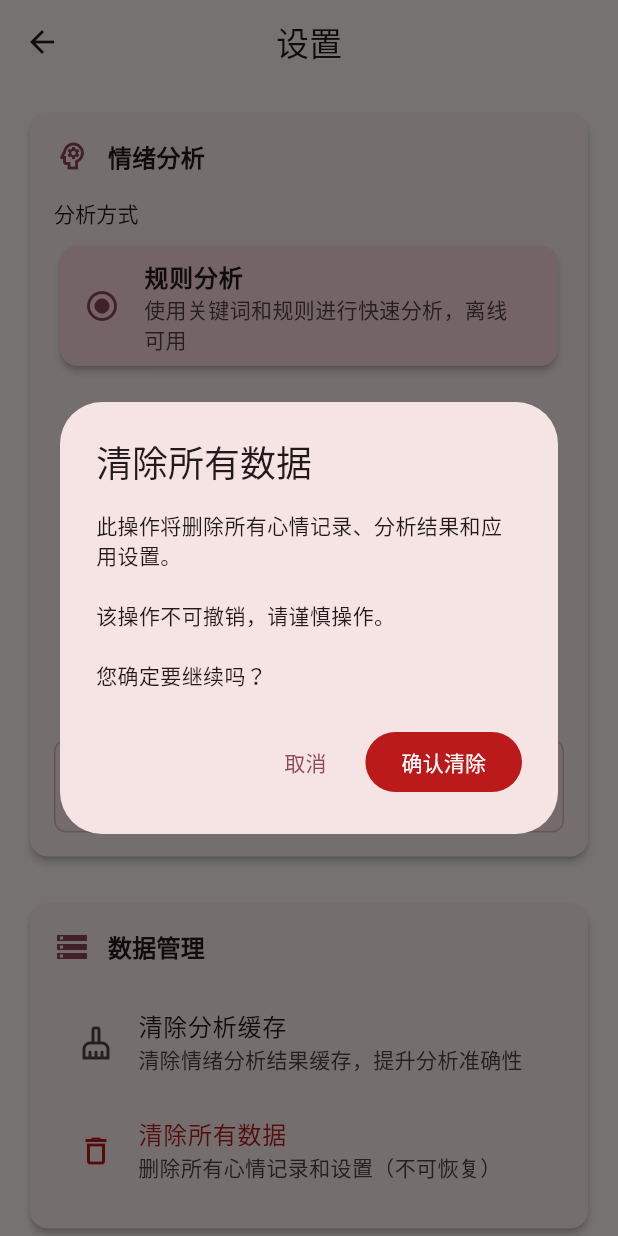
After one commit to KinomotoMio/Moodiary, a Flutter app: the SettingsScreen screen opened directly, after a tap on "清除所有数据", on a phone screen of 412 x 824 dp. The commit adds this screen. Run offline on Flutter 3.47's test engine with Material 3 defaults, Android fonts, the phone set to English and light mode, and no system bars; our stand-ins replace dio, event_bus, fl_chart, image_picker, shared_preferences; accounts and stored records are empty.

Commit message:
feat(ui): add settings screen with Material 3 design
- Create comprehensive settings screen with modern UI
- Add settings navigation entry in home screen AppBar
- Initialize SettingsService in main app startup
- Implement analysis method selection with visual feedback
- Add analysis strategy status display with real-time updates
- Include data management options (cache clearing)
- Add developer tools section for debugging
- Support Material 3 design patterns and accessibility
- Handle loading states and error scenarios gracefully

```diff
--- a/lib/main.dart
+++ b/lib/main.dart
@@ -3,6 +3,7 @@ import 'package:intl/date_symbol_data_local.dart';
 import 'app.dart';
 import 'services/storage_service.dart';
 import 'services/fragment_storage_service.dart';
+import 'services/settings_service.dart';
 
 void main() async {
   WidgetsFlutterBinding.ensureInitialized();
@@ -18,6 +19,7 @@ void main() async {
   // 初始化存储服务
   await StorageService.instance.initialize();
   await FragmentStorageService.instance.initialize();
+  await SettingsService.instance.initialize();
 
   runApp(const MoodiaryApp());
 }
--- a/lib/screens/home_screen.dart
+++ b/lib/screens/home_screen.dart
@@ -9,6 +9,7 @@ import '../widgets/fragment_card.dart';
 import '../events/app_events.dart';
 import 'add_mood_screen.dart';
 import 'mood_detail_screen.dart';
+import 'settings_screen.dart';
 
 class HomeScreen extends StatefulWidget {
   const HomeScreen({super.key});
@@ -199,6 +200,14 @@ class _HomeScreenState extends State<HomeScreen> {
         centerTitle: true,
         elevation: 0,
         actions: [
+          // 设置按钮
+          IconButton(
+            icon: const Icon(Icons.settings_outlined),
+            onPressed: () => Navigator.of(context).push(
+              MaterialPageRoute(builder: (context) => const SettingsScreen()),
+            ),
+            tooltip: '设置',
+          ),
           // 临时：添加测试数据按钮
           IconButton(
             icon: const Icon(Icons.data_array),
--- /dev/null
+++ b/lib/screens/settings_screen.dart
@@ -0,0 +1,505 @@
+import 'package:flutter/material.dart';
+import '../services/settings_service.dart';
+import '../services/emotion_service.dart';
+import '../enums/analysis_method.dart';
+
+/// 设置页面
+///
+/// 提供用户配置选项，包括：
+/// - 情绪分析方式选择
+/// - AI服务配置
+/// - 数据管理
+/// - 应用信息
+class SettingsScreen extends StatefulWidget {
+  const SettingsScreen({super.key});
+
+  @override
+  State<SettingsScreen> createState() => _SettingsScreenState();
+}
+
+class _SettingsScreenState extends State<SettingsScreen> {
+  final SettingsService _settingsService = SettingsService.instance;
+  final EmotionService _emotionService = EmotionService.instance;
+
+  bool _isLoading = true;
+  AnalysisStrategyStatus? _strategyStatus;
+
+  @override
+  void initState() {
+    super.initState();
+    _loadSettings();
+  }
+
+  Future<void> _loadSettings() async {
+    setState(() {
+      _isLoading = true;
+    });
+
+    try {
+      // 获取分析策略状态
+      final status = await _emotionService.getStrategyStatus();
+      setState(() {
+        _strategyStatus = status;
+        _isLoading = false;
+      });
+    } catch (e) {
+      setState(() {
+        _isLoading = false;
+      });
+      if (mounted) {
+        _showErrorSnackBar('加载设置失败: $e');
+      }
+    }
+  }
+
+  void _showErrorSnackBar(String message) {
+    ScaffoldMessenger.of(context).showSnackBar(
+      SnackBar(
+        content: Text(message),
+        backgroundColor: Theme.of(context).colorScheme.error,
+      ),
+    );
+  }
+
+  void _showSuccessSnackBar(String message) {
+    ScaffoldMessenger.of(context).showSnackBar(
+      SnackBar(
+        content: Text(message),
+        backgroundColor: Theme.of(context).colorScheme.primary,
+      ),
+    );
+  }
+
+  @override
+  Widget build(BuildContext context) {
+    return Scaffold(
+      appBar: AppBar(
+        title: const Text('设置'),
+        centerTitle: true,
+        elevation: 0,
+      ),
+      body: _isLoading
+        ? const Center(child: CircularProgressIndicator())
+        : RefreshIndicator(
+            onRefresh: _loadSettings,
+            child: SingleChildScrollView(
+              physics: const AlwaysScrollableScrollPhysics(),
+              padding: const EdgeInsets.all(16),
+              child: Column(
+                crossAxisAlignment: CrossAxisAlignment.start,
+                children: [
+                  _buildAnalysisSection(),
+                  const SizedBox(height: 24),
+                  _buildDataSection(),
+                  const SizedBox(height: 24),
+                  _buildAboutSection(),
+                  const SizedBox(height: 24),
+                  _buildDeveloperSection(),
+                ],
+              ),
+            ),
+          ),
+    );
+  }
+
+  /// 情绪分析设置区域
+  Widget _buildAnalysisSection() {
+    return Card(
+      child: Padding(
+        padding: const EdgeInsets.all(16),
+        child: Column(
+          crossAxisAlignment: CrossAxisAlignment.start,
+          children: [
+            Row(
+              children: [
+                Icon(
+                  Icons.psychology_outlined,
+                  color: Theme.of(context).colorScheme.primary,
+                ),
+                const SizedBox(width: 12),
+                Text(
+                  '情绪分析',
+                  style: Theme.of(context).textTheme.titleMedium?.copyWith(
+                    fontWeight: FontWeight.bold,
+                  ),
+                ),
+              ],
+            ),
+            const SizedBox(height: 16),
+
+            // 分析方式选择
+            _buildAnalysisMethodSelector(),
+
+            const SizedBox(height: 16),
+
+            // 分析状态显示
+            _buildAnalysisStatus(),
+          ],
+        ),
+      ),
+    );
+  }
+
+  /// 分析方式选择器
+  Widget _buildAnalysisMethodSelector() {
+    final currentMethod = _settingsService.analysisMethod;
+
+    return Column(
+      crossAxisAlignment: CrossAxisAlignment.start,
+      children: [
+        Text(
+          '分析方式',
+          style: Theme.of(context).textTheme.titleSmall,
+        ),
+        const SizedBox(height: 8),
+        ...AnalysisMethod.values.map((method) =>
+          _buildAnalysisMethodTile(method, currentMethod),
+        ),
+      ],
+    );
+  }
+
+  /// 分析方式选项
+  Widget _buildAnalysisMethodTile(AnalysisMethod method, AnalysisMethod currentMethod) {
+    final isSelected = method == currentMethod;
+    final isAvailable = method.isAvailable;
+
+    return Padding(
+      padding: const EdgeInsets.only(bottom: 8),
+      child: Card(
+        elevation: isSelected ? 2 : 0,
+        color: isSelected
+          ? Theme.of(context).colorScheme.primaryContainer
+          : null,
+        child: ListTile(
+          leading: Icon(
+            isSelected ? Icons.radio_button_checked : Icons.radio_button_unchecked,
+            color: isAvailable
+              ? (isSelected ? Theme.of(context).colorScheme.primary : null)
+              : Theme.of(context).disabledColor,
+          ),
+          title: Text(
+            method.displayName,
+            style: TextStyle(
+              fontWeight: isSelected ? FontWeight.bold : FontWeight.normal,
+              color: isAvailable ? null : Theme.of(context).disabledColor,
+            ),
+          ),
+          subtitle: Column(
+            crossAxisAlignment: CrossAxisAlignment.start,
+            children: [
+              Text(
+                method.description,
+                style: TextStyle(
+                  color: isAvailable ? null : Theme.of(context).disabledColor,
+                ),
+              ),
+              if (!isAvailable) ...[
+                const SizedBox(height: 4),
+                Container(
+                  padding: const EdgeInsets.symmetric(horizontal: 8, vertical: 2),
+                  decoration: BoxDecoration(
+                    color: Theme.of(context).colorScheme.outline.withValues(alpha: 0.2),
+                    borderRadius: BorderRadius.circular(12),
+                  ),
+                  child: Text(
+                    '开发中',
+                    style: TextStyle(
+                      fontSize: 12,
+                      color: Theme.of(context).colorScheme.outline,
+                    ),
+                  ),
+                ),
+              ],
+            ],
+          ),
+          enabled: isAvailable,
+          onTap: isAvailable ? () => _changeAnalysisMethod(method) : null,
+        ),
+      ),
+    );
+  }
+
+  /// 分析状态显示
+  Widget _buildAnalysisStatus() {
+    if (_strategyStatus == null) return const SizedBox.shrink();
+
+    final status = _strategyStatus!;
+    final isHealthy = status.isAvailable;
+
+    return Container(
+      padding: const EdgeInsets.all(12),
+      decoration: BoxDecoration(
+        color: isHealthy
+          ? Theme.of(context).colorScheme.primaryContainer.withValues(alpha: 0.3)
+          : Theme.of(context).colorScheme.errorContainer.withValues(alpha: 0.3),
+        borderRadius: BorderRadius.circular(8),
+        border: Border.all(
+          color: isHealthy
+            ? Theme.of(context).colorScheme.primary.withValues(alpha: 0.3)
+            : Theme.of(context).colorScheme.error.withValues(alpha: 0.3),
+        ),
+      ),
+      child: Row(
+        children: [
+          Icon(
+            isHealthy ? Icons.check_circle_outlined : Icons.warning_outlined,
+            color: isHealthy
+              ? Theme.of(context).colorScheme.primary
+              : Theme.of(context).colorScheme.error,
+            size: 20,
+          ),
+          const SizedBox(width: 8),
+          Expanded(
+            child: Column(
+              crossAxisAlignment: CrossAxisAlignment.start,
+              children: [
+                Text(
+                  '当前状态',
+                  style: Theme.of(context).textTheme.bodySmall,
+                ),
+                Text(
+                  status.statusMessage,
+                  style: Theme.of(context).textTheme.bodyMedium?.copyWith(
+                    fontWeight: FontWeight.w500,
+                  ),
+                ),
+              ],
+            ),
+          ),
+        ],
+      ),
+    );
+  }
+
+  /// 数据管理区域
+  Widget _buildDataSection() {
+    return Card(
+      child: Padding(
+        padding: const EdgeInsets.all(16),
+        child: Column(
+          crossAxisAlignment: CrossAxisAlignment.start,
+          children: [
+            Row(
+              children: [
+                Icon(
+                  Icons.storage_outlined,
+                  color: Theme.of(context).colorScheme.primary,
+                ),
+                const SizedBox(width: 12),
+                Text(
+                  '数据管理',
+                  style: Theme.of(context).textTheme.titleMedium?.copyWith(
+                    fontWeight: FontWeight.bold,
+                  ),
+                ),
+              ],
+            ),
+            const SizedBox(height: 16),
+
+            ListTile(
+              leading: const Icon(Icons.cleaning_services_outlined),
+              title: const Text('清除分析缓存'),
+              subtitle: const Text('清除情绪分析结果缓存，提升分析准确性'),
+              onTap: _clearAnalysisCache,
+            ),
+
+            ListTile(
+              leading: Icon(
+                Icons.delete_outline,
+                color: Theme.of(context).colorScheme.error,
+              ),
+              title: Text(
+                '清除所有数据',
+                style: TextStyle(
+                  color: Theme.of(context).colorScheme.error,
+                ),
+              ),
+              subtitle: const Text('删除所有心情记录和设置（不可恢复）'),
+              onTap: _showClearAllDataDialog,
+            ),
+          ],
+        ),
+      ),
+    );
+  }
+
+  /// 关于区域
+  Widget _buildAboutSection() {
+    return Card(
+      child: Padding(
+        padding: const EdgeInsets.all(16),
+        child: Column(
+          crossAxisAlignment: CrossAxisAlignment.start,
+          children: [
+            Row(
+              children: [
+                Icon(
+                  Icons.info_outlined,
+                  color: Theme.of(context).colorScheme.primary,
+                ),
+                const SizedBox(width: 12),
+                Text(
+                  '关于',
+                  style: Theme.of(context).textTheme.titleMedium?.copyWith(
+                    fontWeight: FontWeight.bold,
+                  ),
+                ),
+              ],
+            ),
+            const SizedBox(height: 16),
+
+            const ListTile(
+              leading: Icon(Icons.mobile_friendly_outlined),
+              title: Text('Moodiary'),
+              subtitle: Text('版本 1.0.0 (Phase 3)\n温暖治愈的AI心情日记'),
+            ),
+
+            ListTile(
+              leading: const Icon(Icons.favorite_outlined),
+              title: const Text('开源项目'),
+              subtitle: const Text('基于Flutter开发的跨平台应用'),
+              onTap: () {
+                // TODO: 打开GitHub链接
+                _showSuccessSnackBar('感谢您的支持！');
+              },
+            ),
+          ],
+        ),
+      ),
+    );
+  }
+
+  /// 开发者区域（调试功能）
+  Widget _buildDeveloperSection() {
+    return Card(
+      child: Padding(
+        padding: const EdgeInsets.all(16),
+        child: Column(
+          crossAxisAlignment: CrossAxisAlignment.start,
+          children: [
+            Row(
+              children: [
+                Icon(
+                  Icons.developer_mode_outlined,
+                  color: Theme.of(context).colorScheme.secondary,
+                ),
+                const SizedBox(width: 12),
+                Text(
+                  '开发者选项',
+                  style: Theme.of(context).textTheme.titleMedium?.copyWith(
+                    fontWeight: FontWeight.bold,
+                  ),
+                ),
+              ],
+            ),
+            const SizedBox(height: 16),
+
+            ListTile(
+              leading: const Icon(Icons.analytics_outlined),
+              title: const Text('缓存统计'),
+              subtitle: const Text('查看分析结果缓存使用情况'),
+              onTap: _showCacheStats,
+            ),
+
+            ListTile(
+              leading: const Icon(Icons.refresh_outlined),
+              title: const Text('刷新策略状态'),
+              subtitle: const Text('重新检查分析策略可用性'),
+              onTap: _loadSettings,
+            ),
+          ],
+        ),
+      ),
+    );
+  }
+
+  /// 更改分析方法
+  Future<void> _changeAnalysisMethod(AnalysisMethod method) async {
+    try {
+      await _settingsService.updateAnalysisMethod(method);
+      _showSuccessSnackBar('分析方式已更改为${method.displayName}');
+      await _loadSettings(); // 重新加载状态
+    } catch (e) {
+      _showErrorSnackBar('更改失败: $e');
+    }
+  }
+
+  /// 清除分析缓存
+  void _clearAnalysisCache() {
+    _emotionService.clearCache();
+    _showSuccessSnackBar('分析缓存已清除');
+  }
+
+  /// 显示清除所有数据确认对话框
+  void _showClearAllDataDialog() {
+    showDialog(
+      context: context,
+      builder: (context) => AlertDialog(
+        title: const Text('清除所有数据'),
+        content: const Text(
+          '此操作将删除所有心情记录、分析结果和应用设置。\n\n'
+          '该操作不可撤销，请谨慎操作。\n\n'
+          '您确定要继续吗？',
+        ),
+        actions: [
+          TextButton(
+            onPressed: () => Navigator.of(context).pop(),
+            child: const Text('取消'),
+          ),
+          FilledButton(
+            onPressed: () {
+              Navigator.of(context).pop();
+              _clearAllData();
+            },
+            style: FilledButton.styleFrom(
+              backgroundColor: Theme.of(context).colorScheme.error,
+            ),
+            child: const Text('确认清除'),
+          ),
+        ],
+      ),
+    );
+  }
+
+  /// 清除所有数据
+  void _clearAllData() {
+    // TODO: 实现清除所有数据功能
+    _showSuccessSnackBar('功能开发中，敬请期待');
+  }
+
+  /// 显示缓存统计
+  void _showCacheStats() {
+    final stats = _emotionService.getCacheStats();
+
+    showDialog(
+      context: context,
+      builder: (context) => AlertDialog(
+        title: const Text('缓存统计'),
+        content: Column(
+          mainAxisSize: MainAxisSize.min,
+          crossAxisAlignment: CrossAxisAlignment.start,
+          children: [
+            Text('总条目: ${stats['totalEntries']}'),
+            Text('有效条目: ${stats['validEntries']}'),
+            Text('过期条目: ${stats['expiredEntries']}'),
+            Text('最大容量: ${stats['maxSize']}'),
+            const SizedBox(height: 8),
+            Text(
+              '缓存使用率: ${(stats['totalEntries'] / stats['maxSize'] * 100).toStringAsFixed(1)}%',
+              style: Theme.of(context).textTheme.bodyMedium?.copyWith(
+                fontWeight: FontWeight.bold,
+              ),
+            ),
+          ],
+        ),
+        actions: [
+          TextButton(
+            onPressed: () => Navigator.of(context).pop(),
+            child: const Text('关闭'),
+          ),
+        ],
+      ),
+    );
+  }
+}
```
